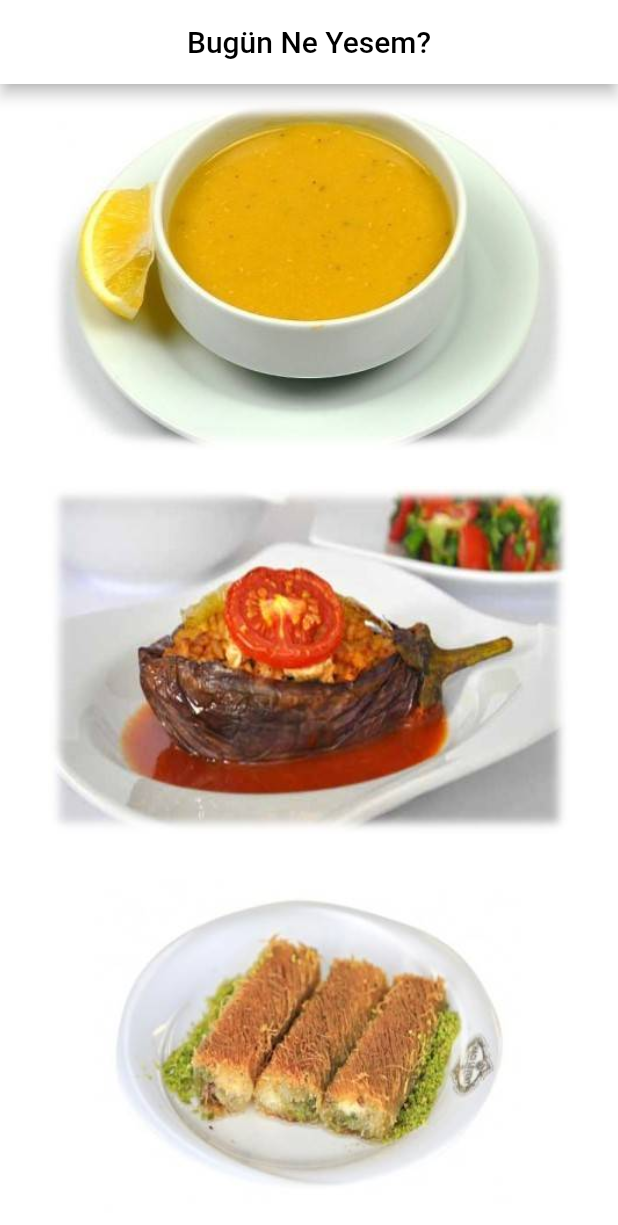
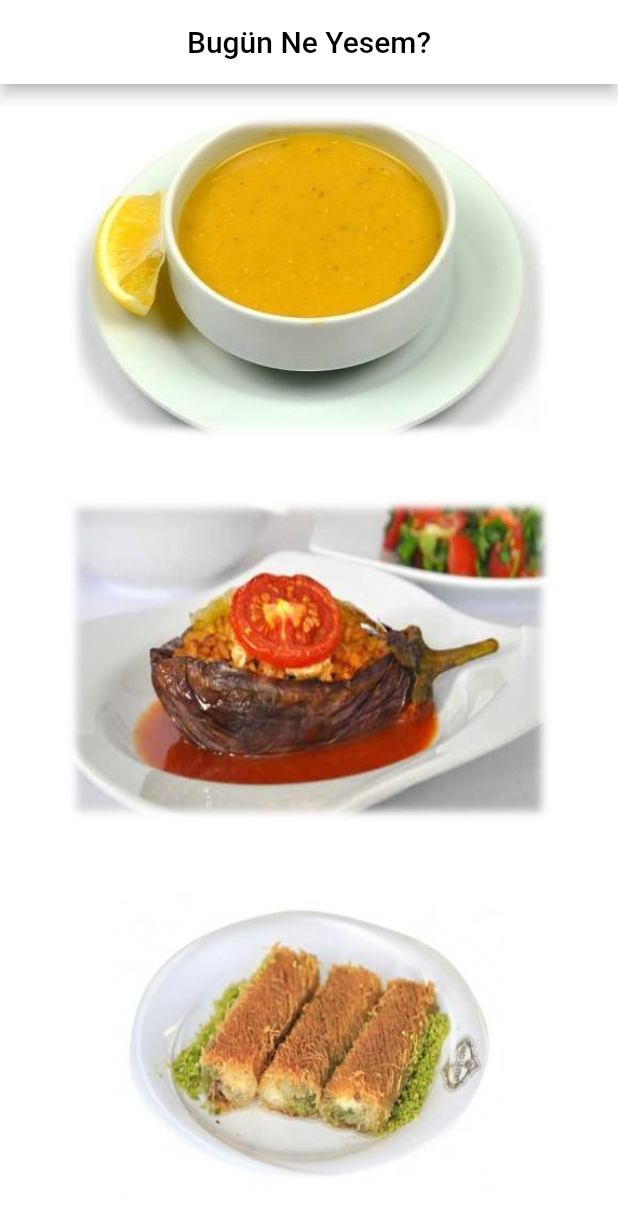
Before and after one commit to IzzetMustafaoglu/bugun_ne_yesem, a Flutter app: the screen it shows after launch, on a phone screen of 412 x 824 dp. Shown: the top 1225 px of the screen. Run offline on Flutter 3.47's test engine with Material 2 defaults, Android fonts, the phone set to English and light mode, and no system bars.

Commit message:
TextButton Eklendi

```diff
--- a/lib/main.dart
+++ b/lib/main.dart
@@ -23,24 +23,44 @@ class BenimUyg extends StatelessWidget {
     );
   }
 }
+
 class YemekSayfasi extends StatelessWidget {
   @override
   Widget build(BuildContext context) {
     return Center(
       child: Column(
         children: <Widget>[
-          Expanded(child: Padding(
-            padding: const EdgeInsets.all(12.0),
-            child: Image.asset("assets/corba_1.jpg"),
-          )),  // Expanded: Ekrana sığması için kullanılır
-          Expanded(child: Padding(
-            padding: const EdgeInsets.all(12.0),
-            child: Image.asset("assets/yemek_1.jpg"),
-          )),  // flex: Ekran hangsini kaç pay alacağını ayarlar
-          Expanded(child: Padding(
-            padding: const EdgeInsets.all(12.0),
-            child: Image.asset("assets/tatli_1.jpg"),
-          )),  // Expanded(flex: 2,child: Image.asset("assets/yemek_1.jpg")),
+          Expanded(
+            child: Padding(
+              padding: const EdgeInsets.all(12.0),
+              child: TextButton(
+                  onPressed: () {
+                    print(
+                        "Çorba Butonu Tıklandı"); // Her tıklandığında Consola Merhaba yazsın
+                  },
+                  child: Image.asset("assets/corba_1.jpg")),
+            ),
+          ), // Expanded: Ekrana sığması için kullanılır
+          Expanded(
+            child: Padding(
+              padding: const EdgeInsets.all(12.0),
+              child: TextButton(
+                  onPressed: () {
+                    print("Yemek Butonu Tıklandı");
+                  },
+                  child: Image.asset("assets/yemek_1.jpg")),
+            ),
+          ), // flex: Ekran hangsini kaç pay alacağını ayarlar
+          Expanded(
+            child: Padding(
+              padding: const EdgeInsets.all(12.0),
+              child: TextButton(
+                  onPressed: () {
+                    print("Tatlı Butonu Tıklandı");
+                  },
+                  child: Image.asset("assets/tatli_1.jpg")),
+            ),
+          ),
         ],
       ),
     );
```
